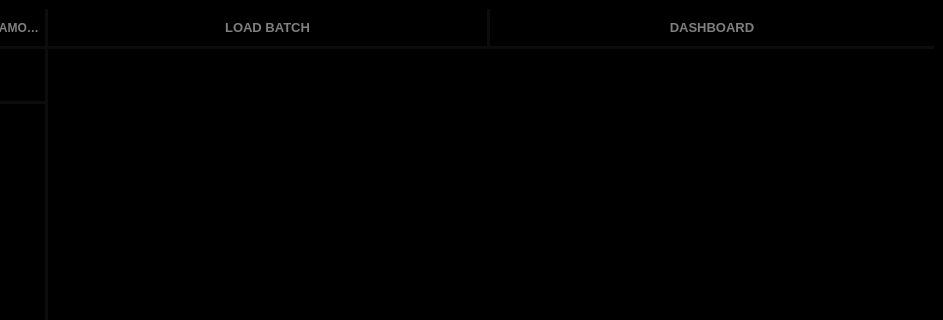
First picture: the form in software/censorship_detection/main.ui, repository john0x44/Censorship-Detection-In-Censored-Planet, before the edit; both pictures show x 509 to 1452 and y 0 to 320 of the 1452 by 597 pixel window.
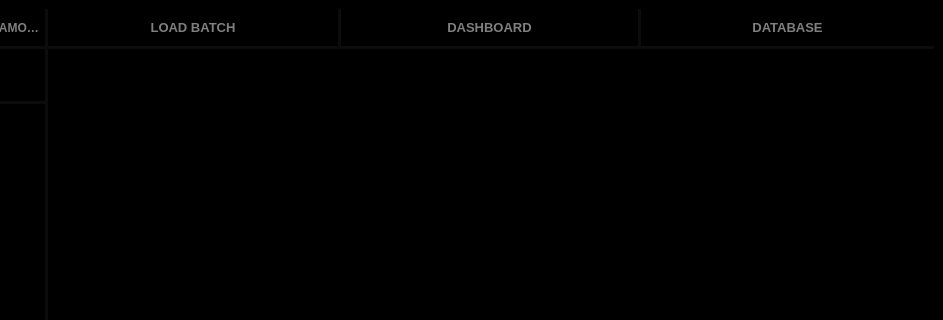
Second picture: the form after the edit. Icons and pictures are not drawn.

What changed in the file:
```diff
--- a/software/censorship_detection/main.ui
+++ b/software/censorship_detection/main.ui
@@ -560,6 +560,40 @@
                </property>
               </widget>
              </item>
+             <item>
+              <widget class="QPushButton" name="pushButton_8">
+               <property name="sizePolicy">
+                <sizepolicy hsizetype="Preferred" vsizetype="Preferred">
+                 <horstretch>0</horstretch>
+                 <verstretch>0</verstretch>
+                </sizepolicy>
+               </property>
+               <property name="font">
+                <font>
+                 <pointsize>10</pointsize>
+                 <weight>75</weight>
+                 <bold>true</bold>
+                </font>
+               </property>
+               <property name="styleSheet">
+                <string notr="true">Border-Left: 3px solid rgba(255,255,255,0.05);
+Border-Bottom: 0px;</string>
+               </property>
+               <property name="text">
+                <string>DATABASE</string>
+               </property>
+               <property name="icon">
+                <iconset>
+                 <normaloff>icons/database.svg</normaloff>icons/database.svg</iconset>
+               </property>
+               <property name="iconSize">
+                <size>
+                 <width>23</width>
+                 <height>23</height>
+                </size>
+               </property>
+              </widget>
+             </item>
             </layout>
            </widget>
           </item>
```
